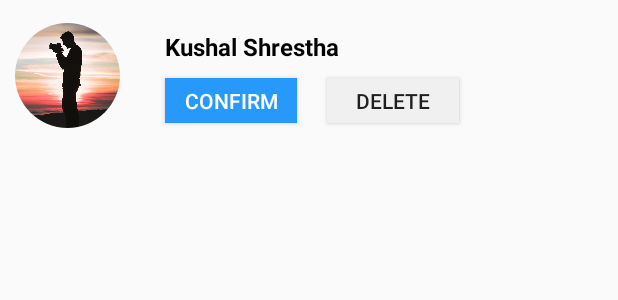
After one commit to rockushal3/androidfinalproject, an Android app: the layout requestedfriend.xml on its own in the app's theme, with its tools: preview values and no code run, on a phone screen of 412 x 824 dp. The commit adds this screen. Shown: the top 300 px of the screen. Run offline under Robolectric (Android 15) with nearby library versions, the phone set to English and light mode, and no system bars.

Commit message:
FriendRequest Adaptor created

```diff
--- /dev/null
+++ b/app/src/main/res/layout/requestedfriend.xml
@@ -0,0 +1,49 @@
+<?xml version="1.0" encoding="utf-8"?>
+<RelativeLayout android:layout_width="match_parent"
+android:layout_height="wrap_content"
+    android:layout_marginBottom="10dp"
+xmlns:android="http://schemas.android.com/apk/res/android" >
+<de.hdodenhof.circleimageview.CircleImageView
+    android:id="@+id/profile_image"
+    android:layout_width="70dp"
+    android:layout_height="70dp"
+    android:layout_marginLeft="10dp"
+    android:layout_marginTop="15dp"
+    android:layout_marginRight="10dp"
+    android:src="@drawable/profile" />
+<TextView
+    android:layout_width="wrap_content"
+    android:layout_height="wrap_content"
+    android:id="@+id/menu_username"
+    android:text="Kushal Shrestha"
+    android:textSize="16dp"
+    android:layout_marginLeft="20dp"
+    android:textColor="@color/black"
+    android:layout_toRightOf="@id/profile_image"
+    android:layout_marginTop="20dp"
+    android:textStyle="bold"
+    />
+<Button
+    android:id="@+id/confirm_button"
+    android:layout_width="wrap_content"
+    android:layout_height="30dp"
+    android:layout_toRightOf="@id/profile_image"
+    android:layout_below="@id/menu_username"
+    android:background="@color/colorAccent"
+    android:layout_marginTop="10dp"
+    android:layout_marginLeft="20dp"
+    android:textColor="@color/white"
+    android:text="Confirm"
+    />
+<Button
+    android:id="@+id/delete_request"
+    android:layout_width="wrap_content"
+    android:layout_height="30dp"
+    android:layout_toRightOf="@id/confirm_button"
+    android:layout_below="@id/menu_username"
+    android:layout_marginTop="10dp"
+    android:layout_marginLeft="20dp"
+    android:background="#f0f0f0"
+    android:text="Delete"
+    />
+</RelativeLayout>
```
Also changed, not shown: app/src/main/java/com/example/journey_mate/adaptor/FriendRequestAdaptor.java (added, +68 -0 lines), app/src/main/java/com/example/journey_mate/model/FriendRelationResponce.java (added, +24 -0 lines), app/src/main/res/layout/fragment_friend__request_.xml (+8 -43 lines).
